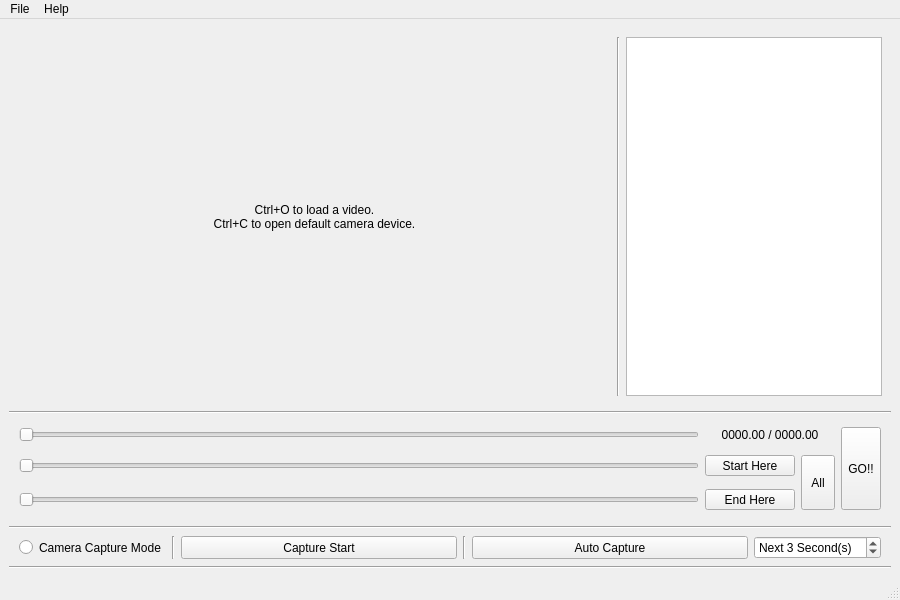
This is wgo_main.ui in gjs990825/WhatsGoingOn as Qt 5 draws it before an edit. The edited form follows.
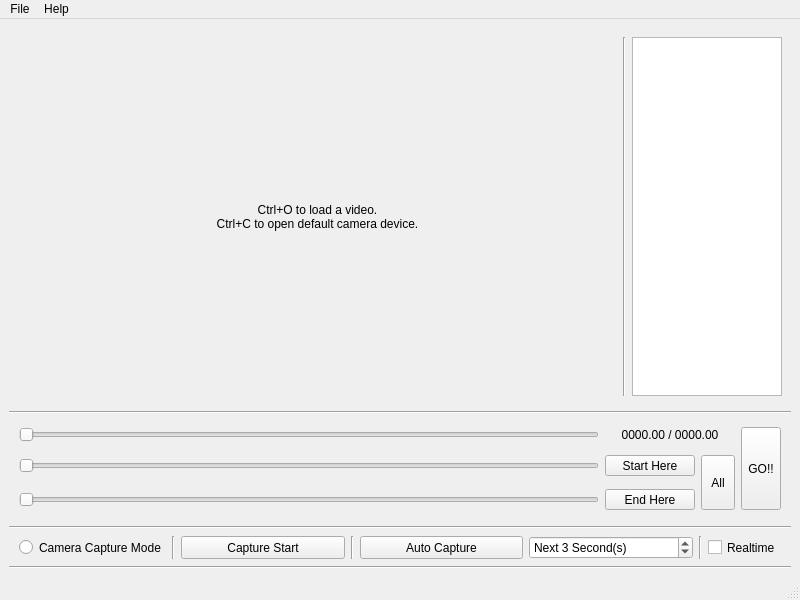
This is the edited form. Icons and pictures are not drawn.

Commit message: Fix camera not found crash.

```diff
--- a/wgo_main.ui
+++ b/wgo_main.ui
@@ -9,7 +9,7 @@
    <rect>
     <x>0</x>
     <y>0</y>
-    <width>900</width>
+    <width>800</width>
     <height>600</height>
    </rect>
   </property>
@@ -75,12 +75,21 @@
            <verstretch>0</verstretch>
           </sizepolicy>
          </property>
+         <property name="minimumSize">
+          <size>
+           <width>150</width>
+           <height>0</height>
+          </size>
+         </property>
          <property name="maximumSize">
           <size>
            <width>16777215</width>
            <height>16777215</height>
           </size>
          </property>
+         <property name="sizeAdjustPolicy">
+          <enum>QAbstractScrollArea::AdjustToContents</enum>
+         </property>
         </widget>
        </item>
       </layout>
@@ -114,44 +123,6 @@
        <property name="bottomMargin">
         <number>0</number>
        </property>
-       <item row="0" column="3" rowspan="3">
-        <widget class="QToolButton" name="goButton">
-         <property name="sizePolicy">
-          <sizepolicy hsizetype="Preferred" vsizetype="Preferred">
-           <horstretch>0</horstretch>
-           <verstretch>0</verstretch>
-          </sizepolicy>
-         </property>
-         <property name="minimumSize">
-          <size>
-           <width>0</width>
-           <height>0</height>
-          </size>
-         </property>
-         <property name="text">
-          <string>GO!!</string>
-         </property>
-        </widget>
-       </item>
-       <item row="2" column="1">
-        <widget class="QToolButton" name="endButton">
-         <property name="sizePolicy">
-          <sizepolicy hsizetype="Preferred" vsizetype="Preferred">
-           <horstretch>0</horstretch>
-           <verstretch>0</verstretch>
-          </sizepolicy>
-         </property>
-         <property name="minimumSize">
-          <size>
-           <width>90</width>
-           <height>0</height>
-          </size>
-         </property>
-         <property name="text">
-          <string>End Here</string>
-         </property>
-        </widget>
-       </item>
        <item row="1" column="1">
         <widget class="QToolButton" name="startButton">
          <property name="sizePolicy">
@@ -171,23 +142,6 @@
          </property>
         </widget>
        </item>
-       <item row="0" column="0">
-        <widget class="QSlider" name="playbackSlider">
-         <property name="enabled">
-          <bool>false</bool>
-         </property>
-         <property name="orientation">
-          <enum>Qt::Horizontal</enum>
-         </property>
-        </widget>
-       </item>
-       <item row="1" column="0">
-        <widget class="QSlider" name="startSlider">
-         <property name="orientation">
-          <enum>Qt::Horizontal</enum>
-         </property>
-        </widget>
-       </item>
        <item row="2" column="0">
         <widget class="QSlider" name="endSlider">
          <property name="orientation">
@@ -208,6 +162,13 @@
          </property>
         </widget>
        </item>
+       <item row="1" column="0">
+        <widget class="QSlider" name="startSlider">
+         <property name="orientation">
+          <enum>Qt::Horizontal</enum>
+         </property>
+        </widget>
+       </item>
        <item row="0" column="1" colspan="2">
         <widget class="QLabel" name="playbackInfo">
          <property name="minimumSize">
@@ -224,6 +185,54 @@
          </property>
         </widget>
        </item>
+       <item row="2" column="1">
+        <widget class="QToolButton" name="endButton">
+         <property name="sizePolicy">
+          <sizepolicy hsizetype="Preferred" vsizetype="Preferred">
+           <horstretch>0</horstretch>
+           <verstretch>0</verstretch>
+          </sizepolicy>
+         </property>
+         <property name="minimumSize">
+          <size>
+           <width>90</width>
+           <height>0</height>
+          </size>
+         </property>
+         <property name="text">
+          <string>End Here</string>
+         </property>
+        </widget>
+       </item>
+       <item row="0" column="0">
+        <widget class="QSlider" name="playbackSlider">
+         <property name="enabled">
+          <bool>false</bool>
+         </property>
+         <property name="orientation">
+          <enum>Qt::Horizontal</enum>
+         </property>
+        </widget>
+       </item>
+       <item row="0" column="4" rowspan="3">
+        <widget class="QToolButton" name="goButton">
+         <property name="sizePolicy">
+          <sizepolicy hsizetype="Preferred" vsizetype="Preferred">
+           <horstretch>0</horstretch>
+           <verstretch>0</verstretch>
+          </sizepolicy>
+         </property>
+         <property name="minimumSize">
+          <size>
+           <width>0</width>
+           <height>0</height>
+          </size>
+         </property>
+         <property name="text">
+          <string>GO!!</string>
+         </property>
+        </widget>
+       </item>
       </layout>
      </widget>
     </item>
@@ -302,7 +311,7 @@
              <bool>true</bool>
             </property>
             <property name="sizePolicy">
-             <sizepolicy hsizetype="Minimum" vsizetype="Preferred">
+             <sizepolicy hsizetype="Preferred" vsizetype="Preferred">
               <horstretch>0</horstretch>
               <verstretch>0</verstretch>
              </sizepolicy>
@@ -344,7 +353,7 @@
              <bool>true</bool>
             </property>
             <property name="sizePolicy">
-             <sizepolicy hsizetype="Maximum" vsizetype="Preferred">
+             <sizepolicy hsizetype="Preferred" vsizetype="Minimum">
               <horstretch>0</horstretch>
               <verstretch>0</verstretch>
              </sizepolicy>
@@ -372,6 +381,29 @@
          </layout>
         </widget>
        </item>
+       <item>
+        <widget class="Line" name="line_7">
+         <property name="orientation">
+          <enum>Qt::Vertical</enum>
+         </property>
+        </widget>
+       </item>
+       <item>
+        <widget class="QCheckBox" name="realTimeCheckBox">
+         <property name="sizePolicy">
+          <sizepolicy hsizetype="Maximum" vsizetype="Minimum">
+           <horstretch>0</horstretch>
+           <verstretch>0</verstretch>
+          </sizepolicy>
+         </property>
+         <property name="layoutDirection">
+          <enum>Qt::LeftToRight</enum>
+         </property>
+         <property name="text">
+          <string>Realtime</string>
+         </property>
+        </widget>
+       </item>
       </layout>
      </widget>
     </item>
@@ -389,7 +421,7 @@
     <rect>
      <x>0</x>
      <y>0</y>
-     <width>900</width>
+     <width>800</width>
      <height>22</height>
     </rect>
    </property>
```
Left out of the diff: 28 changed lines with no effect on the pictures. The commit also changes 2 other files.
